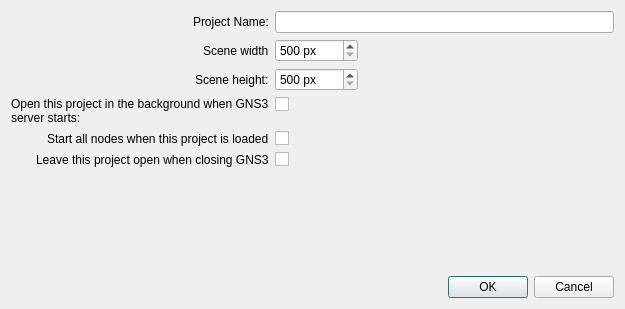
First picture: the form in gns3/ui/edit_project_dialog.ui, repository GNS3/gns3-gui, before the edit.
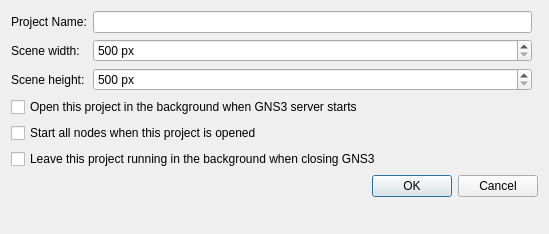
Second picture: the form after the edit.

The edit to the form file:
```diff
--- a/gns3/ui/edit_project_dialog.ui
+++ b/gns3/ui/edit_project_dialog.ui
@@ -6,8 +6,8 @@
    <rect>
     <x>0</x>
     <y>0</y>
-    <width>625</width>
-    <height>309</height>
+    <width>549</width>
+    <height>234</height>
    </rect>
   </property>
   <property name="windowTitle">
@@ -16,23 +16,9 @@
   <property name="modal">
    <bool>true</bool>
   </property>
-  <layout class="QVBoxLayout" name="verticalLayout">
-   <item>
-    <layout class="QFormLayout" name="formLayout">
-     <property name="fieldGrowthPolicy">
-      <enum>QFormLayout::ExpandingFieldsGrow</enum>
-     </property>
-     <property name="rowWrapPolicy">
-      <enum>QFormLayout::DontWrapRows</enum>
-     </property>
-     <property name="labelAlignment">
-      <set>Qt::AlignRight|Qt::AlignTrailing|Qt::AlignVCenter</set>
-     </property>
-     <property name="formAlignment">
-      <set>Qt::AlignCenter</set>
-     </property>
+  <layout class="QGridLayout" name="gridLayout">
      <item row="0" column="0">
-      <widget class="QLabel" name="label">
+    <widget class="QLabel" name="uiProjectNameLabel">
        <property name="text">
         <string>Project Name:</string>
        </property>
@@ -41,30 +27,10 @@
      <item row="0" column="1">
       <widget class="QLineEdit" name="uiProjectNameLineEdit"/>
      </item>
-     <item row="1" column="0">
-      <widget class="QLabel" name="label_2">
+   <item row="5" column="0" colspan="3">
+    <widget class="QCheckBox" name="uiProjectAutoCloseCheckBox">
        <property name="text">
-        <string>Scene width</string>
-       </property>
-      </widget>
-     </item>
-     <item row="1" column="1">
-      <widget class="QSpinBox" name="uiSceneWidthSpinBox">
-       <property name="suffix">
-        <string> px</string>
-       </property>
-       <property name="minimum">
-        <number>500</number>
-       </property>
-       <property name="maximum">
-        <number>1000000</number>
-       </property>
-      </widget>
-     </item>
-     <item row="2" column="0">
-      <widget class="QLabel" name="label_3">
-       <property name="text">
-        <string>Scene height:</string>
+      <string>Leave this project running in the background when closing GNS3</string>
        </property>
       </widget>
      </item>
@@ -81,54 +47,58 @@
        </property>
       </widget>
      </item>
-     <item row="3" column="0">
-      <widget class="QLabel" name="label_4">
-       <property name="text">
-        <string>Open this project in the background when GNS3 server starts:</string>
-       </property>
-       <property name="wordWrap">
-        <bool>true</bool>
-       </property>
-      </widget>
-     </item>
-     <item row="3" column="1">
+   <item row="3" column="0" colspan="3">
       <widget class="QCheckBox" name="uiProjectAutoOpenCheckBox">
        <property name="text">
-        <string/>
+      <string>Open this project in the background when GNS3 server starts</string>
        </property>
       </widget>
      </item>
-     <item row="4" column="0">
-      <widget class="QLabel" name="label_5">
-       <property name="text">
-        <string>Start all nodes when this project is loaded</string>
-       </property>
-      </widget>
-     </item>
-     <item row="4" column="1">
+   <item row="4" column="0" colspan="3">
       <widget class="QCheckBox" name="uiProjectAutoStartCheckBox">
        <property name="text">
-        <string/>
+      <string>Start all nodes when this project is opened</string>
        </property>
       </widget>
      </item>
-     <item row="5" column="0">
-      <widget class="QLabel" name="label_6">
+   <item row="1" column="1">
+    <widget class="QSpinBox" name="uiSceneWidthSpinBox">
+     <property name="suffix">
+      <string> px</string>
+     </property>
+     <property name="minimum">
+      <number>500</number>
+     </property>
+     <property name="maximum">
+      <number>1000000</number>
+     </property>
+    </widget>
+   </item>
+   <item row="6" column="0" colspan="3">
+    <widget class="QDialogButtonBox" name="uiButtonBox">
+     <property name="orientation">
+      <enum>Qt::Horizontal</enum>
+     </property>
+     <property name="standardButtons">
+      <set>QDialogButtonBox::Cancel|QDialogButtonBox::Ok</set>
+     </property>
+    </widget>
+   </item>
+   <item row="1" column="0">
+    <widget class="QLabel" name="uiSceneWidthLabel">
        <property name="text">
-        <string>Leave this project open when closing GNS3</string>
+      <string>Scene width:</string>
        </property>
       </widget>
      </item>
-     <item row="5" column="1">
-      <widget class="QCheckBox" name="uiProjectAutoCloseCheckBox">
+   <item row="2" column="0">
+    <widget class="QLabel" name="uiSceneHeightLabel">
        <property name="text">
-        <string/>
+      <string>Scene height:</string>
        </property>
       </widget>
      </item>
-    </layout>
-   </item>
-   <item>
+   <item row="7" column="0">
     <spacer name="verticalSpacer">
      <property name="orientation">
       <enum>Qt::Vertical</enum>
@@ -141,16 +111,6 @@
      </property>
     </spacer>
    </item>
-   <item>
-    <widget class="QDialogButtonBox" name="uiButtonBox">
-     <property name="orientation">
-      <enum>Qt::Horizontal</enum>
-     </property>
-     <property name="standardButtons">
-      <set>QDialogButtonBox::Cancel|QDialogButtonBox::Ok</set>
-     </property>
-    </widget>
-   </item>
   </layout>
  </widget>
  <resources/>
```
Left out of the diff: 3 changed lines with no effect on the pictures. Lines whose indentation alone changed are shown as unchanged.
